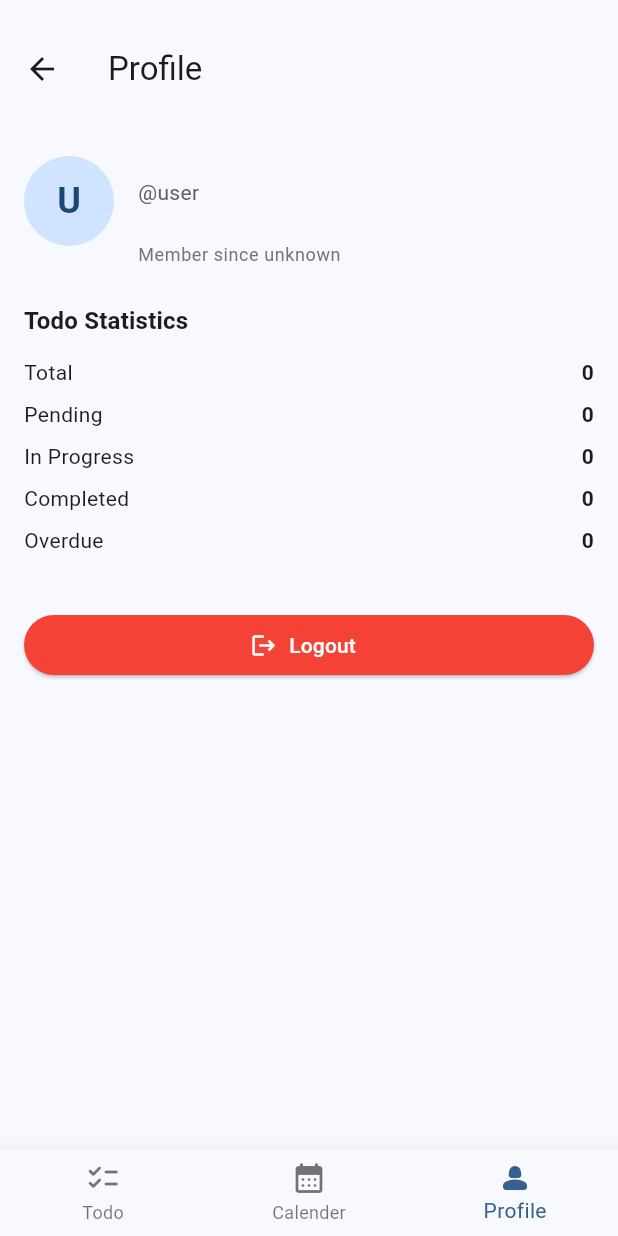
After one commit to Hiyooooo/todolist-app, a Flutter app: the MainBottomNav screen opened by its route, item 3 of the bottom bar chosen, on a phone screen of 412 x 824 dp. The commit adds this screen. Run offline on Flutter 3.47's test engine with Material 3 defaults, Android fonts, the phone set to English and light mode, and no system bars; our stand-ins replace dio, equatable, flutter_secure_storage, get; accounts and stored records are empty; network calls fail.

Commit message:
feat/add splashscreen bottom navigation and profile page

```diff
--- a/lib/bindings/auth_binding.dart
+++ b/lib/bindings/auth_binding.dart
@@ -4,6 +4,8 @@ import 'package:todolist_app/controllers/auth_controller.dart';
 class AuthBinding extends Bindings {
   @override
   void dependencies() {
-    Get.put<AuthController>(AuthController(), permanent: false);
+    if (!Get.isRegistered<AuthController>()) {
+      Get.lazyPut<AuthController>(() => AuthController(), fenix: true);
+    }
   }
 }
--- /dev/null
+++ b/lib/bindings/navigation_binding.dart
@@ -0,0 +1,10 @@
+import 'package:get/get_core/src/get_main.dart';
+import 'package:get/get_instance/get_instance.dart';
+import 'package:todolist_app/controllers/navigation_controller.dart';
+
+class NavigationBinding extends Bindings {
+  @override
+  void dependencies() {
+    Get.lazyPut<NavigationController>(() => NavigationController());
+  }
+}
--- a/lib/bindings/todo_binding.dart
+++ b/lib/bindings/todo_binding.dart
@@ -4,6 +4,6 @@ import 'package:todolist_app/controllers/todo_controller.dart';
 class TodoBinding extends Bindings {
   @override
   void dependencies() {
-    Get.put<TodoController>(TodoController(), permanent: false);
+    Get.lazyPut<TodoController>(() => TodoController());
   }
 }
--- a/lib/controllers/auth_controller.dart
+++ b/lib/controllers/auth_controller.dart
@@ -33,10 +33,9 @@ class AuthController extends GetxController {
   void onInit() {
     super.onInit();
     _setupDioInterceptor();
-    tryAutoLogin();
   }
 
-  /// Coba baca token + user dari storage dan langsung ke halaman todos.
+  /// Coba baca token + user dari storage.
   Future<void> tryAutoLogin() async {
     isLoading.value = true;
     errorMessage.value = '';
@@ -47,6 +46,9 @@ class AuthController extends GetxController {
 
       if (storedAccessToken == null || storedRefreshToken == null) {
         // Belum pernah login
+        _user.value = null;
+        _accessToken.value = '';
+        _refreshToken.value = '';
         isLoading.value = false;
         return;
       }
@@ -64,24 +66,18 @@ class AuthController extends GetxController {
 
       // Set header Authorization global
       ApiClient().setAccessToken(storedAccessToken);
-
-      // Langsung pindah ke halaman todos
-      Get.offAllNamed(AppRoutes.todos);
     } catch (e) {
       // Kalau gagal auto-login, biarkan user login manual
       errorMessage.value = 'Gagal memuat sesi, silakan login ulang.';
+      _user.value = null;
+      _accessToken.value = '';
+      _refreshToken.value = '';
     } finally {
       isLoading.value = false;
     }
   }
 
   /// Login ke backend.
-  ///
-  /// Akan:
-  /// - Memanggil AuthApi.login
-  /// - Menyimpan token + user ke storage
-  /// - Set Authorization header
-  /// - Navigate ke halaman todos
   Future<void> login(String email, String password) async {
     if (email.isEmpty || password.isEmpty) {
       errorMessage.value = 'Email dan password wajib diisi.';
@@ -108,8 +104,8 @@ class AuthController extends GetxController {
       // Simpan ke secure storage
       await _saveSession(user, tokens);
 
-      // Pindah ke halaman todos (hapus stack sebelumnya)
-      Get.offAllNamed(AppRoutes.todos);
+      // Pindah ke halaman Main Bottom Nav
+      Get.offAllNamed(AppRoutes.mainnav);
     } catch (e) {
       errorMessage.value = _mapErrorToMessage(e);
     } finally {
@@ -117,11 +113,7 @@ class AuthController extends GetxController {
     }
   }
 
-  /// Logout:
-  /// - panggil /auth/logout (opsional tapi bagus)
-  /// - hapus storage
-  /// - reset state
-  /// - kembali ke halaman login
+  /// Logout.
   Future<void> logout() async {
     isLoading.value = true;
     errorMessage.value = '';
@@ -132,17 +124,15 @@ class AuthController extends GetxController {
         await _authApi.logout(refreshToken: currentRefreshToken);
       }
     } catch (_) {
-      // Kalau gagal logout di server, tetap lanjut clear session di client.
+      // abaikan error logout server
     } finally {
       await _clearSession();
       isLoading.value = false;
 
-      // Balik ke login
       Get.offAllNamed(AppRoutes.login);
     }
   }
 
-  /// Simpan token + user ke secure storage.
   Future<void> _saveSession(AuthUser user, AuthTokens tokens) async {
     await _storage.write(key: _keyAccessToken, value: tokens.accessToken);
     await _storage.write(key: _keyRefreshToken, value: tokens.refreshToken);
@@ -151,7 +141,6 @@ class AuthController extends GetxController {
     await _storage.write(key: _keyUserEmail, value: user.email);
   }
 
-  /// Hapus semua data sesi.
   Future<void> _clearSession() async {
     _user.value = null;
     _accessToken.value = '';
@@ -179,12 +168,6 @@ class AuthController extends GetxController {
     return 'Terjadi kesalahan, silakan coba lagi.';
   }
 
-  /// Dipanggil oleh interceptor ketika dapat 401.
-  /// Coba refresh access token menggunakan refreshToken yang tersimpan.
-  ///
-  /// Return:
-  /// - AuthTokens baru kalau berhasil
-  /// - null kalau gagal (refresh token invalid/expired)
   Future<AuthTokens?> tryRefreshTokens() async {
     final currentRefreshToken = _refreshToken.value;
     if (currentRefreshToken.isEmpty) {
@@ -201,10 +184,8 @@ class AuthController extends GetxController {
       _accessToken.value = tokens.accessToken;
       _refreshToken.value = tokens.refreshToken;
 
-      // Update Authorization header global
       ApiClient().setAccessToken(tokens.accessToken);
 
-      // Simpan ke storage (kalau user sudah ada)
       if (_user.value != null) {
         await _saveSession(_user.value!, tokens);
       } else {
@@ -218,7 +199,6 @@ class AuthController extends GetxController {
     }
   }
 
-  /// Dipanggil ketika refresh token gagal → hapus sesi lokal dan balik ke login.
   Future<void> forceLogoutToLogin() async {
     await _clearSession();
     Get.offAllNamed(AppRoutes.login);
@@ -233,44 +213,35 @@ class AuthController extends GetxController {
           final response = error.response;
           final requestOptions = error.requestOptions;
 
-          // Cek apakah request ini diminta untuk skip refresh (misalnya refresh-token itu sendiri)
           final shouldSkipRefresh = requestOptions.extra['skipRefresh'] == true;
 
-          // Kalau 401 dan bukan request yang di-skip, coba refresh token
           if (response?.statusCode == 401 && !shouldSkipRefresh) {
             try {
-              // Tandai supaya request ini tidak memicu refresh lagi jika gagal setelah retry
               requestOptions.extra['skipRefresh'] = true;
 
               final newTokens = await tryRefreshTokens();
 
               if (newTokens != null) {
-                // Update Authorization header untuk request yang akan diulang
                 requestOptions.headers['Authorization'] =
                     'Bearer ${newTokens.accessToken}';
 
-                // Ulangi request yang gagal
                 final cloneResponse = await dio.fetch(requestOptions);
 
                 return handler.resolve(cloneResponse);
               } else {
-                // Refresh gagal → paksa user ke halaman login
                 await forceLogoutToLogin();
               }
             } catch (_) {
-              // Kalau ada problem saat refresh, paksa logout juga
               await forceLogoutToLogin();
             }
           }
 
-          // Kalau bukan 401 atau skipRefresh, teruskan error apa adanya
           return handler.next(error);
         },
       ),
     );
   }
 
-  /// Register user baru, lalu auto-login.
   Future<void> register({
     required String name,
     required String email,
@@ -285,7 +256,6 @@ class AuthController extends GetxController {
     errorMessage.value = '';
 
     try {
-      // 1) Daftarkan user
       await _authApi.register(name: name, email: email, password: password);
 
       Get.snackbar(
@@ -294,9 +264,7 @@ class AuthController extends GetxController {
         snackPosition: SnackPosition.BOTTOM,
       );
 
-      // 2) Auto-login pakai email & password yang sama
       await login(email, password);
-      // login() sudah akan set token, simpan session, dan navigate ke todos
     } catch (e) {
       errorMessage.value = _mapErrorToMessage(e);
     } finally {
--- /dev/null
+++ b/lib/controllers/navigation_controller.dart
@@ -0,0 +1,14 @@
+import 'package:get/get.dart';
+import 'package:todolist_app/pages/calender/calender_page.dart';
+import 'package:todolist_app/pages/profile/profile_page.dart';
+import 'package:todolist_app/pages/todo/todo_list_page.dart';
+
+class NavigationController extends GetxController {
+  var selectedIndex = 0.obs;
+
+  void changePage(index) {
+    selectedIndex.value = index;
+  }
+
+  final pages = [TodoListPage(), CalenderPage(), ProfilePage()];
+}
--- /dev/null
+++ b/lib/pages/calender/calender_page.dart
@@ -0,0 +1,10 @@
+import 'package:flutter/material.dart';
+
+class CalenderPage extends StatelessWidget {
+  const CalenderPage({super.key});
+
+  @override
+  Widget build(BuildContext context) {
+    return Scaffold();
+  }
+}
--- /dev/null
+++ b/lib/pages/navigation/main_bottom_nav.dart
@@ -0,0 +1,43 @@
+import 'package:flutter/material.dart';
+import 'package:get/get_state_manager/src/rx_flutter/rx_obx_widget.dart';
+import 'package:get/instance_manager.dart';
+import 'package:todolist_app/controllers/navigation_controller.dart';
+
+class MainBottomNav extends StatelessWidget {
+  MainBottomNav({super.key});
+
+  final controller = Get.find<NavigationController>();
+
+  @override
+  Widget build(BuildContext context) {
+    return Obx(
+      () => Scaffold(
+        body: Column(
+          children: [
+            Padding(padding: const EdgeInsets.fromLTRB(12, 12, 12, 6)),
+            Expanded(child: controller.pages[controller.selectedIndex.value]),
+          ],
+        ),
+        bottomNavigationBar: BottomNavigationBar(
+          type: BottomNavigationBarType.fixed,
+          items: const [
+            BottomNavigationBarItem(
+              icon: Icon(Icons.checklist_rounded),
+              label: "Todo",
+            ),
+            BottomNavigationBarItem(
+              icon: Icon(Icons.calendar_month_rounded),
+              label: "Calender",
+            ),
+            BottomNavigationBarItem(
+              icon: Icon(Icons.person_2_rounded),
+              label: "Profile",
+            ),
+          ],
+          currentIndex: controller.selectedIndex.value,
+          onTap: controller.changePage,
+        ),
+      ),
+    );
+  }
+}
--- /dev/null
+++ b/lib/pages/profile/profile_page.dart
@@ -0,0 +1,215 @@
+import 'package:flutter/material.dart';
+import 'package:get/get.dart';
+import 'package:intl/intl.dart';
+import 'package:todolist_app/controllers/auth_controller.dart';
+import 'package:todolist_app/controllers/todo_controller.dart';
+import 'package:todolist_app/models/todo_model.dart';
+
+class ProfilePage extends StatelessWidget {
+  const ProfilePage({super.key});
+
+  @override
+  Widget build(BuildContext context) {
+    final authController = Get.find<AuthController>();
+    final todoController = Get.find<TodoController>();
+    final dateFormat = DateFormat(
+      'dd MMM yyyy',
+    ); // belum dipakai, boleh dipakai nanti kalau ada "member since" beneran
+
+    return Scaffold(
+      appBar: AppBar(title: const Text('Profile')),
+      body: SafeArea(
+        child: Obx(() {
+          // Ambil user dari AuthController
+          final user = authController.user;
+          final name = user?.name ?? 'User';
+          final email = user?.email ?? '-';
+
+          // Username simple: ambil dari email sebelum '@'
+          final username = _buildUsername(email, fallback: 'user');
+
+          // Untuk sekarang, karena AuthUser tidak punya createdAt,
+          // kita tampilkan teks default saja.
+          const memberSinceText = 'unknown';
+
+          // Ambil todos dari TodoController untuk statistik
+          final List<TodoModel> todos = todoController.todos;
+          final stats = _buildTodoStats(todos);
+
+          return SingleChildScrollView(
+            padding: const EdgeInsets.all(16.0),
+            child: Column(
+              crossAxisAlignment: CrossAxisAlignment.start,
+              children: [
+                // ===== USER HEADER =====
+                Row(
+                  crossAxisAlignment: CrossAxisAlignment.center,
+                  children: [
+                    _buildAvatar(name),
+                    const SizedBox(width: 16),
+                    Expanded(
+                      child: Column(
+                        crossAxisAlignment: CrossAxisAlignment.start,
+                        children: [
+                          Text(
+                            name,
+                            style: Theme.of(context).textTheme.titleMedium
+                                ?.copyWith(fontWeight: FontWeight.bold),
+                          ),
+                          const SizedBox(height: 4),
+                          Text(
+                            '@$username',
+                            style: Theme.of(context).textTheme.bodyMedium
+                                ?.copyWith(color: Colors.grey[700]),
+                          ),
+                          const SizedBox(height: 4),
+                          Text(
+                            email,
+                            style: Theme.of(context).textTheme.bodySmall,
+                          ),
+                          const SizedBox(height: 4),
+                          Text(
+                            'Member since $memberSinceText',
+                            style: Theme.of(context).textTheme.bodySmall
+                                ?.copyWith(color: Colors.grey[600]),
+                          ),
+                        ],
+                      ),
+                    ),
+                  ],
+                ),
+
+                const SizedBox(height: 24),
+
+                // ===== TODO STATS =====
+                Text(
+                  'Todo Statistics',
+                  style: Theme.of(context).textTheme.titleMedium?.copyWith(
+                    fontWeight: FontWeight.bold,
+                  ),
+                ),
+                const SizedBox(height: 8),
+
+                Column(
+                  crossAxisAlignment: CrossAxisAlignment.start,
+                  children: [
+                    _buildStatRow('Total', stats.total),
+                    _buildStatRow('Pending', stats.pending),
+                    _buildStatRow('In Progress', stats.inProgress),
+                    _buildStatRow('Completed', stats.completed),
+                    _buildStatRow('Overdue', stats.overdue),
+                  ],
+                ),
+
+                const SizedBox(height: 32),
+
+                // ===== LOGOUT BUTTON =====
+                SizedBox(
+                  width: double.infinity,
+                  child: ElevatedButton.icon(
+                    icon: const Icon(Icons.logout),
+                    label: const Text('Logout'),
+                    style: ElevatedButton.styleFrom(
+                      foregroundColor: Colors.white,
+                      backgroundColor: Colors.red,
+                    ),
+                    onPressed: () {
+                      authController.logout();
+                    },
+                  ),
+                ),
+              ],
+            ),
+          );
+        }),
+      ),
+    );
+  }
+
+  /// Avatar lingkaran dengan inisial nama
+  Widget _buildAvatar(String name) {
+    final initial = (name.isNotEmpty ? name[0] : 'U').toUpperCase();
+    return CircleAvatar(
+      radius: 30,
+      child: Text(
+        initial,
+        style: const TextStyle(fontSize: 24, fontWeight: FontWeight.bold),
+      ),
+    );
+  }
+
+  /// Baris statistik sederhana: label + angka
+  Widget _buildStatRow(String label, int value) {
+    return Padding(
+      padding: const EdgeInsets.symmetric(vertical: 4.0),
+      child: Row(
+        mainAxisAlignment: MainAxisAlignment.spaceBetween,
+        children: [
+          Text(label),
+          Text(
+            value.toString(),
+            style: const TextStyle(fontWeight: FontWeight.bold),
+          ),
+        ],
+      ),
+    );
+  }
+
+  /// Bentuk username sederhana dari email.
+  /// Contoh: hiyoo@example.com -> hiyoo
+  String _buildUsername(String? email, {String fallback = 'user'}) {
+    if (email == null || email.isEmpty || !email.contains('@')) {
+      return fallback;
+    }
+    return email.split('@').first;
+  }
+}
+
+/// Model stats sederhana (client-side)
+class _TodoStats {
+  final int total;
+  final int pending;
+  final int inProgress;
+  final int completed;
+  final int overdue;
+
+  const _TodoStats({
+    required this.total,
+    required this.pending,
+    required this.inProgress,
+    required this.completed,
+    required this.overdue,
+  });
+}
+
+/// Hitung statistik todo dari list yang sudah ada di client
+_TodoStats _buildTodoStats(List<TodoModel> todos) {
+  final now = DateTime.now();
+  final today = DateTime(now.year, now.month, now.day);
+
+  int pending = 0;
+  int inProgress = 0;
+  int completed = 0;
+  int overdue = 0;
+
+  for (final t in todos) {
+    if (t.status == 'pending') pending++;
+    if (t.status == 'in_progress') inProgress++;
+    if (t.status == 'completed') completed++;
+
+    if (t.dueDate != null && t.status != 'completed') {
+      final due = DateTime(t.dueDate!.year, t.dueDate!.month, t.dueDate!.day);
+      if (due.isBefore(today)) {
+        overdue++;
+      }
+    }
+  }
+
+  return _TodoStats(
+    total: todos.length,
+    pending: pending,
+    inProgress: inProgress,
+    completed: completed,
+    overdue: overdue,
+  );
+}
--- /dev/null
+++ b/lib/pages/splashscreen/splash_page.dart
@@ -0,0 +1,59 @@
+import 'package:flutter/material.dart';
+import 'package:get/get.dart';
+import 'package:todolist_app/controllers/auth_controller.dart';
+import 'package:todolist_app/routes/app_routes.dart';
+
+class SplashPage extends StatefulWidget {
+  const SplashPage({super.key});
+
+  @override
+  State<SplashPage> createState() => _SplashPageState();
+}
+
+class _SplashPageState extends State<SplashPage> {
+  late final AuthController _authController;
+
+  @override
+  void initState() {
+    super.initState();
+    _authController = Get.find<AuthController>();
+    _initApp();
+  }
+
+  Future<void> _initApp() async {
+    await _authController.tryAutoLogin();
+
+    // Kasih delay dikit biar splash kelihatan
+    await Future.delayed(const Duration(milliseconds: 500));
+
+    final hasSession =
+        _authController.accessToken.isNotEmpty && _authController.user != null;
+
+    if (hasSession) {
+      Get.offAllNamed(AppRoutes.mainnav);
+    } else {
+      Get.offAllNamed(AppRoutes.login);
+    }
+  }
+
+  @override
+  Widget build(BuildContext context) {
+    return Scaffold(
+      body: Center(
+        child: Column(
+          mainAxisSize: MainAxisSize.min,
+          children: const [
+            Icon(Icons.checklist_rounded, size: 64),
+            SizedBox(height: 16),
+            Text(
+              'Todo List App',
+              style: TextStyle(fontSize: 24, fontWeight: FontWeight.bold),
+            ),
+            SizedBox(height: 16),
+            CircularProgressIndicator(),
+          ],
+        ),
+      ),
+    );
+  }
+}
--- a/lib/pages/todo/todo_list_page.dart
+++ b/lib/pages/todo/todo_list_page.dart
@@ -22,15 +22,9 @@ class TodoListPage extends StatelessWidget {
           final name = user?.name ?? 'User';
           return Text('Hi, $name 👋');
         }),
-        actions: [
-          IconButton(
-            icon: const Icon(Icons.logout),
-            onPressed: () {
-              authController.logout();
-            },
-          ),
-        ],
+        // 🔥 actions DIHAPUS, karena sekarang pakai bottom nav & profile page
       ),
+
       body: SafeArea(
         child: Column(
           children: [
--- a/lib/routes/app_pages.dart
+++ b/lib/routes/app_pages.dart
@@ -1,5 +1,10 @@
 import 'package:get/get.dart';
+import 'package:todolist_app/bindings/navigation_binding.dart';
 import 'package:todolist_app/pages/auth/register_page.dart';
+import 'package:todolist_app/pages/calender/calender_page.dart';
+import 'package:todolist_app/pages/navigation/main_bottom_nav.dart';
+import 'package:todolist_app/pages/profile/profile_page.dart';
+import 'package:todolist_app/pages/splashscreen/splash_page.dart';
 import 'package:todolist_app/routes/app_routes.dart';
 import 'package:todolist_app/pages/auth/login_page.dart';
 import 'package:todolist_app/pages/todo/todo_list_page.dart';
@@ -8,9 +13,14 @@ import 'package:todolist_app/bindings/auth_binding.dart';
 import 'package:todolist_app/bindings/todo_binding.dart';
 
 class AppPages {
-  static const initial = AppRoutes.login;
+  static const initial = AppRoutes.splash;
 
   static final pages = <GetPage>[
+    GetPage(
+      name: AppRoutes.splash,
+      page: () => SplashPage(),
+      binding: AuthBinding(),
+    ),
     GetPage(
       name: AppRoutes.login,
       page: () => LoginPage(),
@@ -22,14 +32,29 @@ class AppPages {
       binding: AuthBinding(),
     ),
     GetPage(
+      name: AppRoutes.mainnav,
+      page: () => MainBottomNav(),
+      bindings: [NavigationBinding(), TodoBinding(), AuthBinding()],
+    ),
+    GetPage(
       name: AppRoutes.todos,
       page: () => TodoListPage(),
-      binding: TodoBinding(),
+      bindings: [AuthBinding(), TodoBinding()],
     ),
     GetPage(
       name: AppRoutes.todoForm,
       page: () => TodoFormPage(),
       binding: TodoBinding(),
     ),
+    GetPage(
+      name: AppRoutes.calender,
+      page: () => CalenderPage(),
+      bindings: [AuthBinding(), TodoBinding()],
+    ),
+    GetPage(
+      name: AppRoutes.profile,
+      page: () => ProfilePage(),
+      bindings: [AuthBinding(), TodoBinding()],
+    ),
   ];
 }
--- a/lib/routes/app_routes.dart
+++ b/lib/routes/app_routes.dart
@@ -1,6 +1,10 @@
 abstract class AppRoutes {
+  static const splash = '/';
   static const login = '/login';
   static const register = '/register';
+  static const mainnav = '/mainnav';
   static const todos = '/todos';
   static const todoForm = '/todos/form';
+  static const calender = '/calender';
+  static const profile = '/profile';
 }
--- a/pubspec.yaml
+++ b/pubspec.yaml
@@ -16,6 +16,7 @@ dependencies:
   intl: ^0.19.0
   equatable: ^2.0.5
   cupertino_icons: ^1.0.8
+  table_calendar: ^3.0.9
 
 dev_dependencies:
   flutter_test:
```
Also changed, not shown: pubspec.lock.
